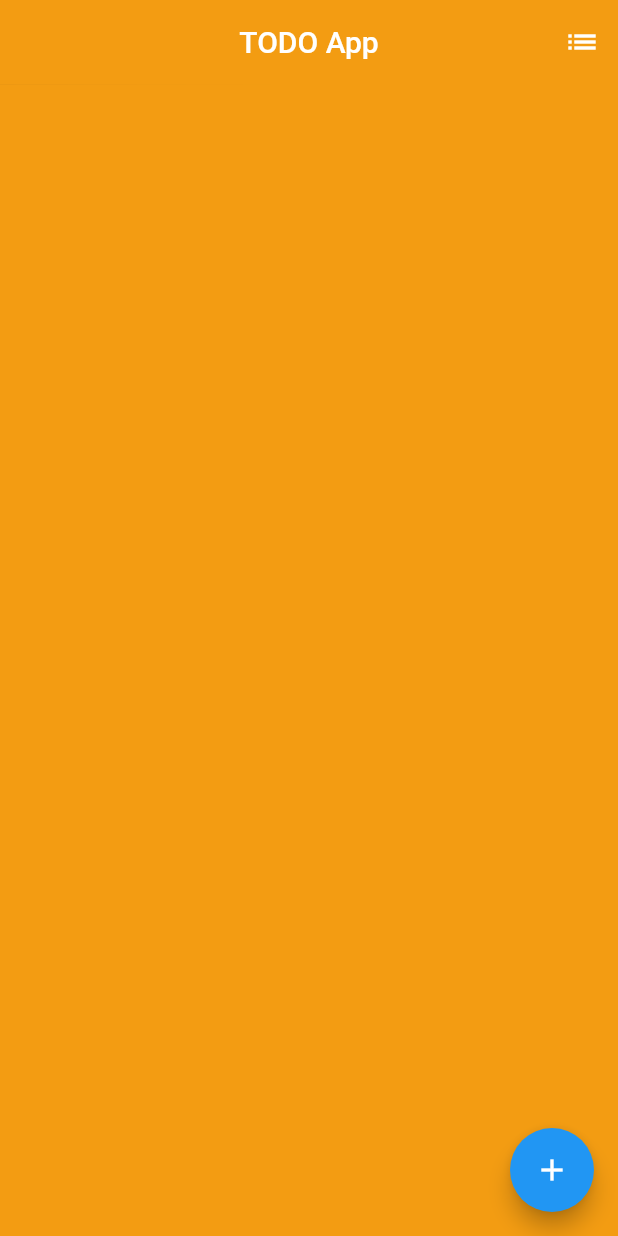
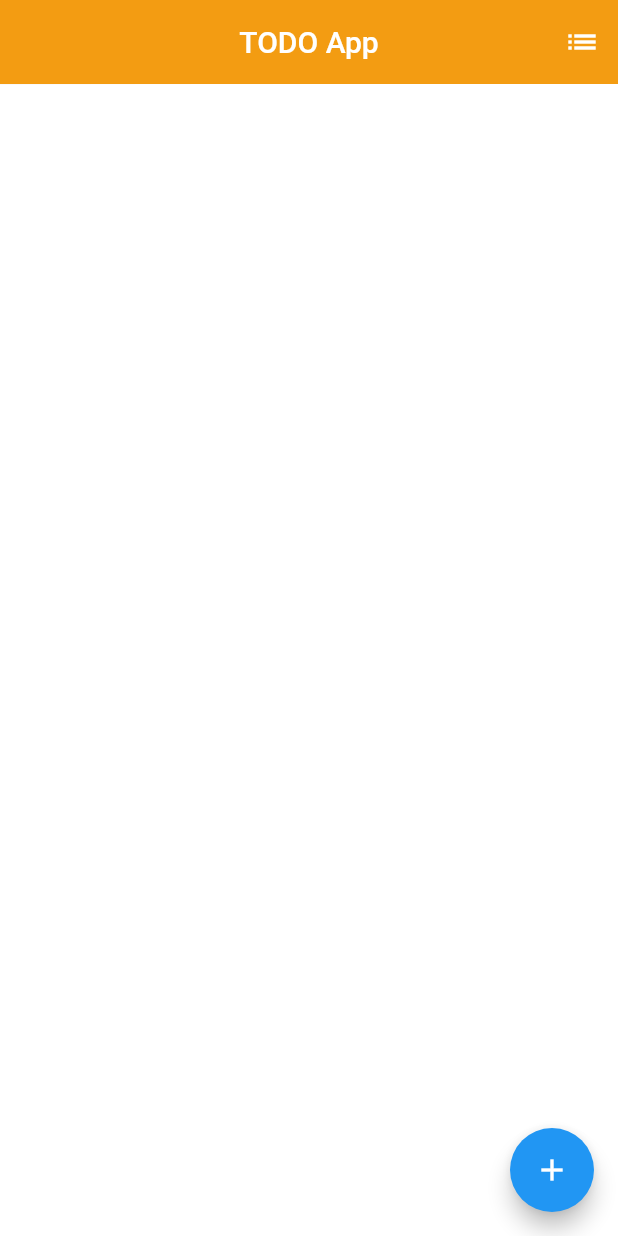
Before and after one commit to iravikds/FlutterTodoApp, a Flutter app: the screen it shows after launch, on a phone screen of 412 x 824 dp. Run offline on Flutter 3.47's test engine with Material 2 defaults, Android fonts, the phone set to English and light mode, and no system bars.

Commit message:
added screenshots

```diff
--- a/lib/todo_list.dart
+++ b/lib/todo_list.dart
@@ -106,7 +106,7 @@ class TodoListState extends State<TodoList> {
           )
         ],
       ),
-      backgroundColor: Color.fromRGBO(243, 156, 18, 1.0),
+      backgroundColor: Color.fromRGBO(255, 255, 255, 1.0),
       body: ListView.builder(
         itemBuilder: buildItem,
         itemCount: todos.length,
```
Also changed, not shown: 3 other files.
